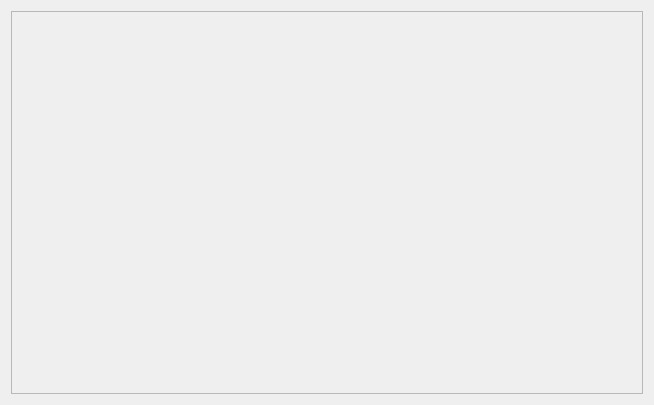
ArduPilot/apm_planner, file src/ui/dataselectionscreen.ui: the form before one commit.
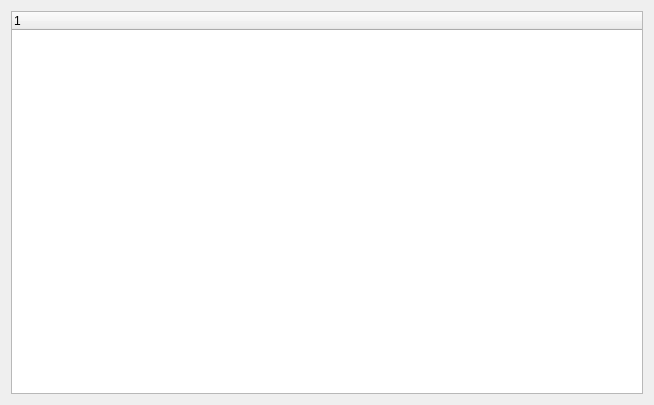
The form after the commit.

What changed in the file:
```diff
--- a/src/ui/dataselectionscreen.ui
+++ b/src/ui/dataselectionscreen.ui
@@ -15,20 +15,12 @@
   </property>
   <layout class="QVBoxLayout" name="verticalLayout">
    <item>
-    <widget class="QScrollArea" name="scrollArea">
-     <property name="widgetResizable">
-      <bool>true</bool>
-     </property>
-     <widget class="QWidget" name="scrollAreaWidgetContents">
-      <property name="geometry">
-       <rect>
-        <x>0</x>
-        <y>0</y>
-        <width>632</width>
-        <height>383</height>
-       </rect>
+    <widget class="QTreeWidget" name="treeWidget">
+     <column>
+      <property name="text">
+       <string notr="true">1</string>
       </property>
-     </widget>
+     </column>
     </widget>
    </item>
   </layout>
```
